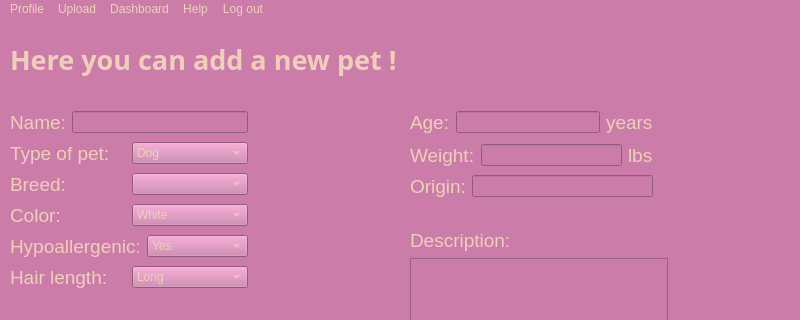
Before: the Qt Designer form breadnbutter/gui/shelterupload.ui in jacksodl23/cs-205-pet-adoption, drawn with Qt 5; both pictures show x 0 to 800 and y 0 to 320 of the 800 by 600 pixel window.
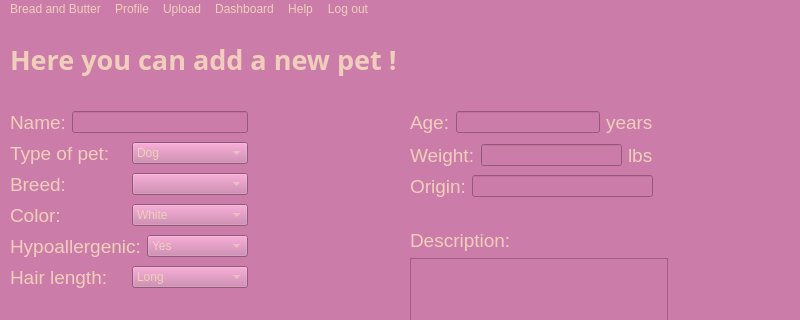
After: the same form once the commit is applied.

Patch:
```diff
--- a/breadnbutter/gui/shelterupload.ui
+++ b/breadnbutter/gui/shelterupload.ui
@@ -495,6 +495,12 @@
      <string>Log out</string>
     </property>
    </widget>
+   <widget class="QMenu" name="menuBread_and_Butter">
+    <property name="title">
+     <string>Bread and Butter</string>
+    </property>
+   </widget>
+   <addaction name="menuBread_and_Butter"/>
    <addaction name="menuProfile"/>
    <addaction name="menuUpload"/>
    <addaction name="menuDashboard"/>
```
